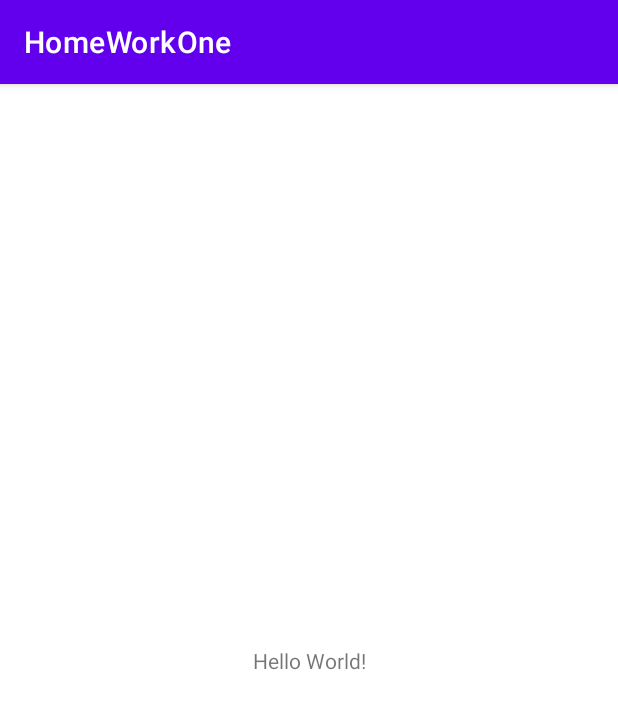
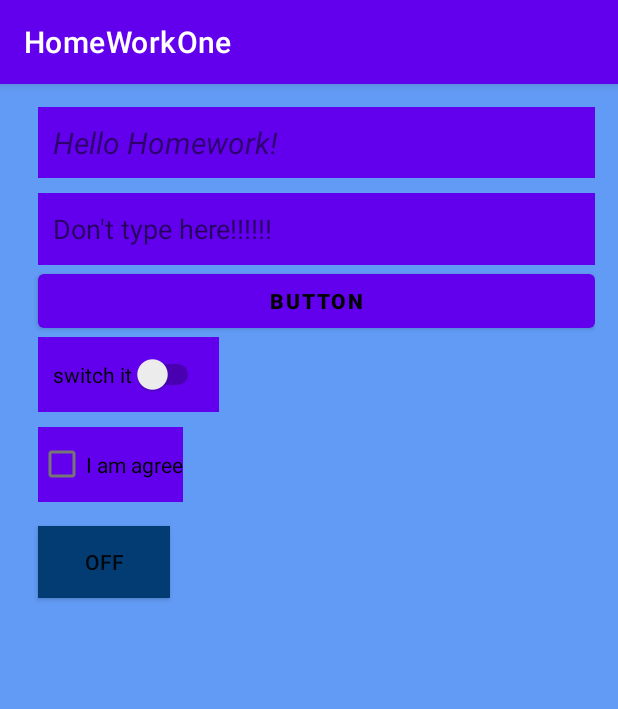
Before and after one commit to sitnichuk91/HomeWorkOne, an Android app: the screen it shows after launch (MainActivity), on a phone screen of 412 x 824 dp. Shown: the top 709 px of the screen. Run offline under Robolectric (Android 15) with nearby library versions, the phone set to English and light mode, and no system bars.

Commit message:
Задание 1

```diff
--- a/app/src/main/res/layout/activity_main.xml
+++ b/app/src/main/res/layout/activity_main.xml
@@ -1,18 +1,66 @@
 <?xml version="1.0" encoding="utf-8"?>
-<androidx.constraintlayout.widget.ConstraintLayout xmlns:android="http://schemas.android.com/apk/res/android"
+<LinearLayout xmlns:android="http://schemas.android.com/apk/res/android"
     xmlns:app="http://schemas.android.com/apk/res-auto"
     xmlns:tools="http://schemas.android.com/tools"
     android:layout_width="match_parent"
     android:layout_height="match_parent"
+    android:background="#629bf5"
+    android:orientation="vertical"
+    android:padding="15dp"
     tools:context=".MainActivity">
 
     <TextView
+        android:layout_width="match_parent"
+        android:layout_height="wrap_content"
+        android:layout_marginStart="10dp"
+        android:padding="10dp"
+        android:text="Hello Homework!"
+        android:textSize="20sp"
+        android:textStyle="italic"
+        android:background="@color/purple_500"
+
+        />
+
+    <EditText
+        android:layout_width="match_parent"
+        android:layout_height="wrap_content"
+        android:layout_marginTop="10dp"
+        android:layout_marginStart="10dp"
+        android:padding="10dp"
+        android:hint="Don't type here!!!!!!"
+        android:minHeight="48dp"
+        android:background="@color/purple_500"/>
+
+    <Button
+        android:layout_width="match_parent"
+        android:layout_height="wrap_content"
+        android:layout_marginStart="10dp"
+        android:text="Button"
+        android:textColor="@android:color/black"
+        android:textStyle="bold"
+        />
+
+    <Switch
+        android:layout_width="wrap_content"
+        android:layout_height="50dp"
+        android:text="switch it"
+        android:layout_marginStart="10dp"
+        android:background="@color/purple_500"
+        android:padding="10dp"/>
+
+    <CheckBox
+        android:layout_width="wrap_content"
+        android:layout_height="50dp"
+        android:text="I am agree"
+        android:layout_marginStart="10dp"
+        android:layout_marginTop="10dp"
+        android:background="@color/purple_500"/>
+
+    <ToggleButton
         android:layout_width="wrap_content"
         android:layout_height="wrap_content"
-        android:text="Hello World!"
-        app:layout_constraintBottom_toBottomOf="parent"
-        app:layout_constraintLeft_toLeftOf="parent"
-        app:layout_constraintRight_toRightOf="parent"
-        app:layout_constraintTop_toTopOf="parent" />
+        android:layout_marginTop="16dp"
+        android:background="#033B73"
+        android:layout_marginStart="10dp"/>
 
-</androidx.constraintlayout.widget.ConstraintLayout>
+</LinearLayout>
--- /dev/null
+++ b/app/src/main/res/layout/activity_second.xml
@@ -0,0 +1,6 @@
+<?xml version="1.0" encoding="utf-8"?>
+<androidx.constraintlayout.widget.ConstraintLayout xmlns:android="http://schemas.android.com/apk/res/android"
+    android:layout_width="match_parent"
+    android:layout_height="match_parent">
+
+</androidx.constraintlayout.widget.ConstraintLayout>
```
